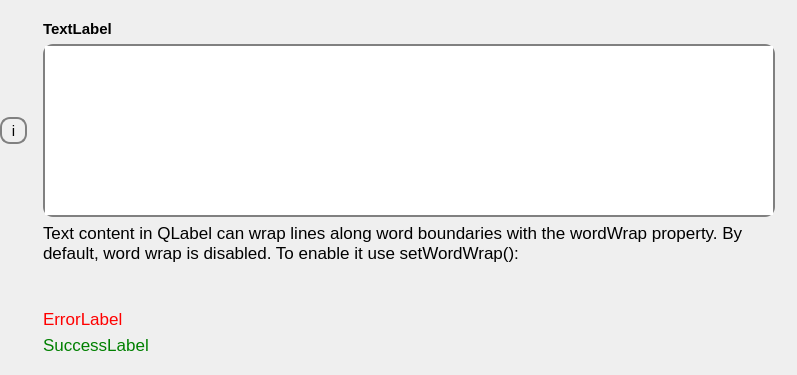
The window that lfb_regeneration_wildlife_impact/gui/form/textarea.ui (b-lack/qgis-fim-plugin) describes before a commit, drawn with Qt 5.
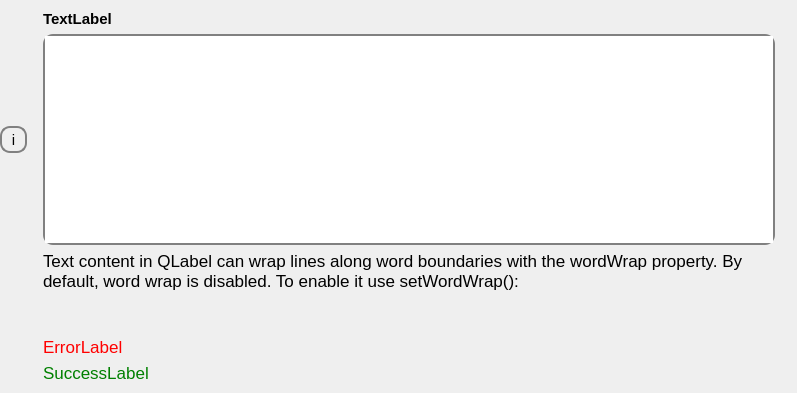
The same window after the commit.

```diff
--- a/lfb_regeneration_wildlife_impact/gui/form/textarea.ui
+++ b/lfb_regeneration_wildlife_impact/gui/form/textarea.ui
@@ -7,7 +7,7 @@
     <x>0</x>
     <y>0</y>
     <width>797</width>
-    <height>375</height>
+    <height>393</height>
    </rect>
   </property>
   <property name="sizePolicy">
@@ -24,13 +24,13 @@
     <number>0</number>
    </property>
    <property name="topMargin">
-    <number>20</number>
+    <number>10</number>
    </property>
    <property name="rightMargin">
     <number>0</number>
    </property>
    <property name="bottomMargin">
-    <number>20</number>
+    <number>10</number>
    </property>
    <item row="1" column="3">
     <widget class="QLabel" name="lfbTextFieldUnit">
```
